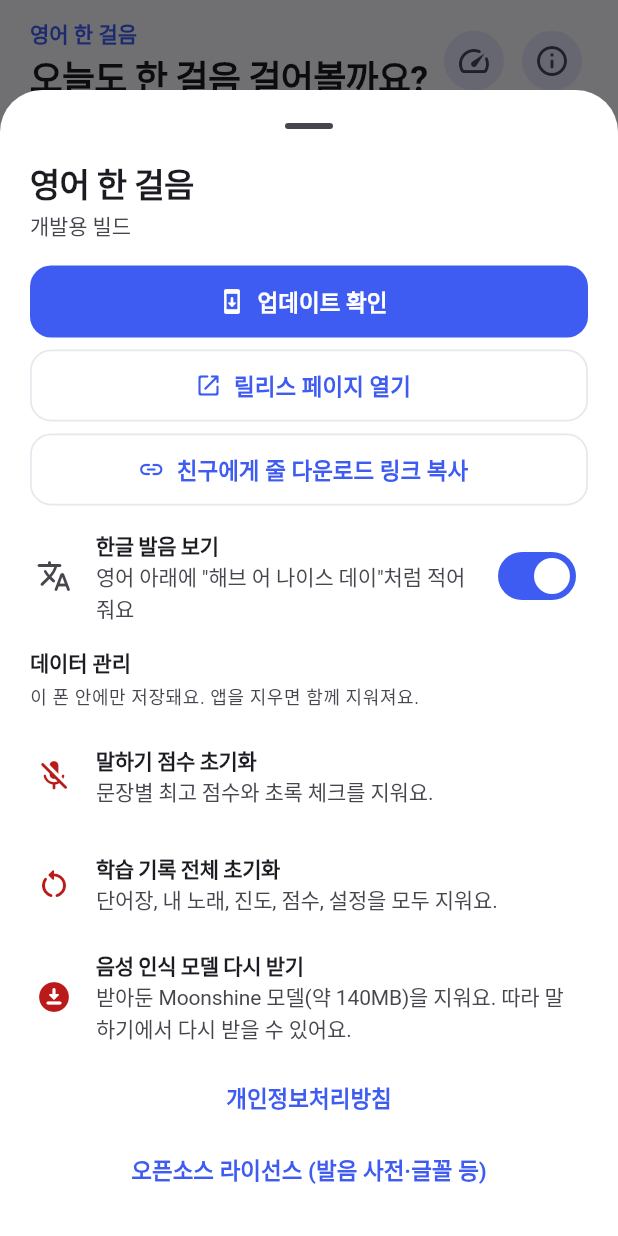
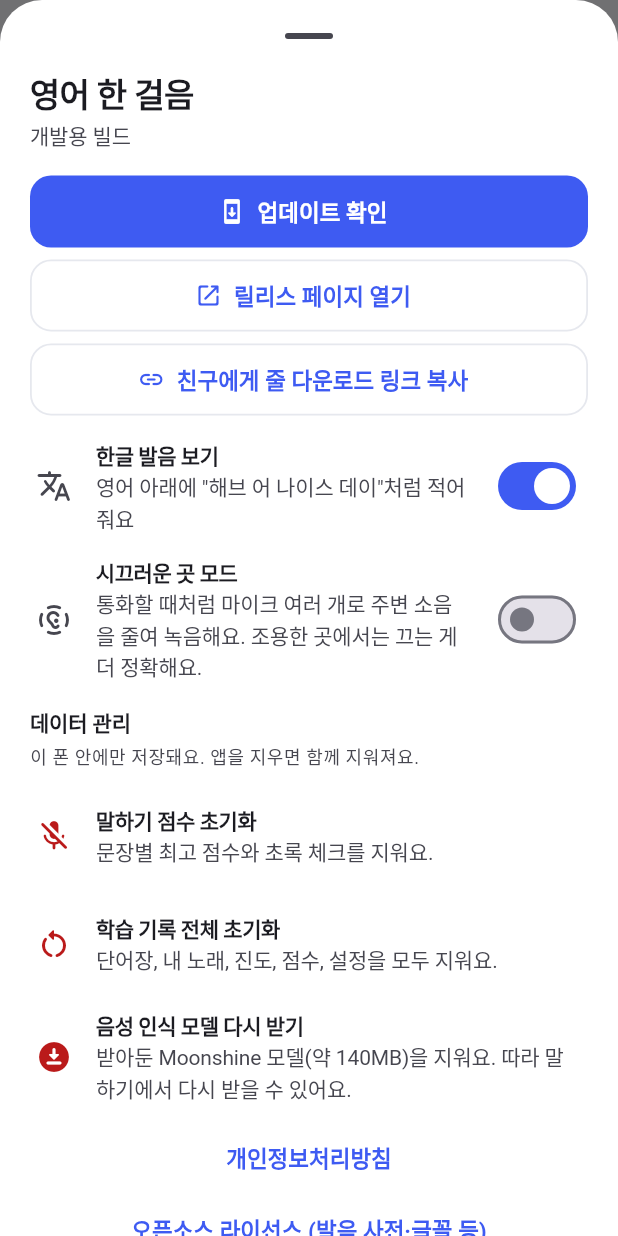
Before and after one commit to zent1216/english-step, a Flutter app: the screen it shows after launch, after a tap on the "info outline" icon, on a phone screen of 412 x 824 dp. Run offline on Flutter 3.47's test engine with Material 3 defaults, Android fonts, the phone set to English and light mode, and no system bars; our stand-ins replace audioplayers, flutter_tts, shared_preferences, speech_to_text, youtube_player_iframe; missing offline and left inert: google_mlkit_translation, record, sherpa_onnx, youtube_explode_dart; Roboto replaces fonts that are missing (Pretendard).

Commit message:
시끄러운 곳 모드: 통화용 녹음(여러 마이크 소음 제거) 켜고 끄기
Co-Authored-By: Claude Opus 5.5 <noreply@anthropic.com>
Claude-Session: https://claude.ai/code/session_01HofeBZuvNoVhk3UiAysjAK

```diff
--- a/lib/app_state.dart
+++ b/lib/app_state.dart
@@ -23,6 +23,7 @@ class AppState extends ChangeNotifier {
   Set<String> doneSets = {}; // Lv.0 첫걸음 문장 세트 (lv0-0 ~ lv0-19)
   double speechRate = 0.9;
   bool showPron = true; // 영어 아래 한글 발음 표기
+  bool noisyMode = false; // 시끄러운 곳 모드(통화용 녹음으로 주변 소음 줄이기)
   // 따라 말하기 문장별 최고 점수(0~100). 키는 [speakKey].
   Map<String, int> speakScores = {};
 
@@ -34,6 +35,7 @@ class AppState extends ChangeNotifier {
     doneSets = (p.getStringList('doneSets') ?? []).toSet();
     speechRate = p.getDouble('speechRate') ?? 0.9;
     showPron = p.getBool('showPron') ?? true;
+    noisyMode = p.getBool('noisyMode') ?? false;
     try {
       final raw = p.getString('speakScores');
       speakScores = raw == null
@@ -157,6 +159,13 @@ class AppState extends ChangeNotifier {
     speakScores = {};
     speechRate = 0.9;
     showPron = true;
+    noisyMode = false;
+    notifyListeners();
+  }
+
+  void setNoisyMode(bool v) {
+    noisyMode = v;
+    _prefs?.setBool('noisyMode', v);
     notifyListeners();
   }
 
--- a/lib/update_check.dart
+++ b/lib/update_check.dart
@@ -222,6 +222,18 @@ class _AppInfoSheetState extends State<_AppInfoSheet> {
                 onChanged: AppState.instance.setShowPron,
               ),
             ),
+            ListenableBuilder(
+              listenable: AppState.instance,
+              builder: (context, _) => SwitchListTile(
+                contentPadding: const EdgeInsets.symmetric(horizontal: 4),
+                secondary: const Icon(Icons.noise_control_off_rounded),
+                title: const Text('시끄러운 곳 모드'),
+                subtitle: const Text('통화할 때처럼 마이크 여러 개로 주변 소음을 줄여 녹음해요. '
+                    '조용한 곳에서는 끄는 게 더 정확해요.'),
+                value: AppState.instance.noisyMode,
+                onChanged: AppState.instance.setNoisyMode,
+              ),
+            ),
             const SizedBox(height: 8),
             Text('데이터 관리', style: text.titleSmall),
             const SizedBox(height: 4),
--- a/lib/widgets/word_practice_sheet.dart
+++ b/lib/widgets/word_practice_sheet.dart
@@ -142,7 +142,7 @@ class _WordPracticeSheetState extends State<_WordPracticeSheet> {
     });
     final Float32List samples;
     try {
-      samples = await _recorder.record();
+      samples = await _recorder.record(noisy: AppState.instance.noisyMode);
     } catch (e) {
       if (mounted) {
         setState(() {
@@ -343,6 +343,8 @@ class _WordPracticeSheetState extends State<_WordPracticeSheet> {
                 style: text.labelLarge?.copyWith(color: scheme.onSurfaceVariant),
               ),
             ),
+            const SizedBox(height: 6),
+            const Center(child: NoisyToggle()),
             if (_lastScore != null) ...[
               const SizedBox(height: 14),
               Container(
```
Also changed, not shown: lib/speech/recorder.dart (+19 -8 lines), lib/widgets/speak_check_sheet.dart (+23 -1 lines), 2 other files.
